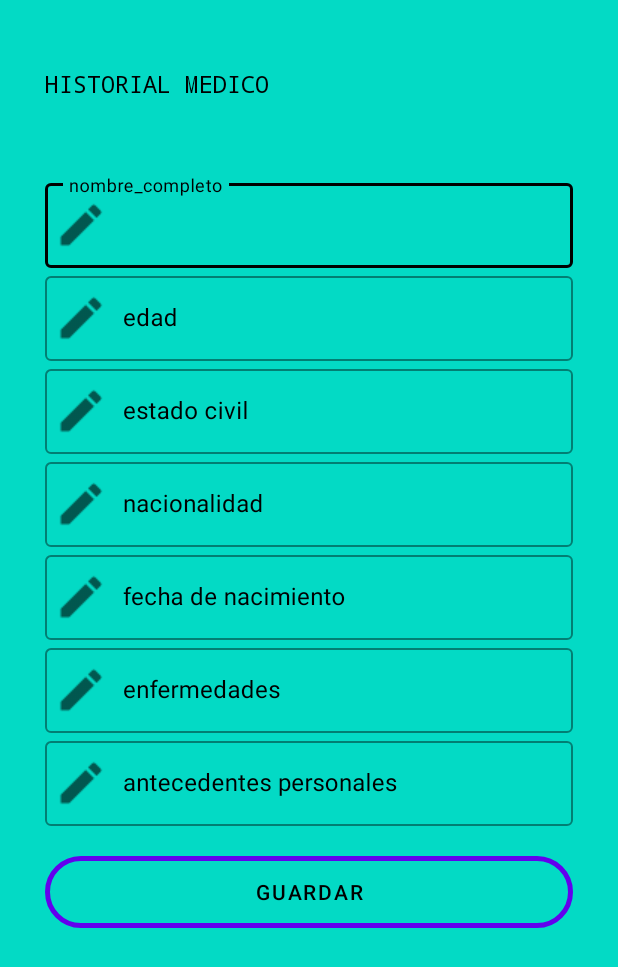
After one commit to Alfonso-SM/Arq.-y-Dise-o-de-Software-2024, an Android app: the RecordHistory screen opened directly, with no data from a screen before it, on a phone screen of 412 x 824 dp. The commit adds this screen. Shown: the top 967 px of the screen. Run offline under Robolectric (Android 15) with nearby library versions, the phone set to English and light mode, and no system bars; our stand-ins replace Firebase (no records; nobody signed in at launch, a user with empty details on screens opened directly).

Commit message:
Initial save for user clinic records

```diff
--- a/app/src/main/AndroidManifest.xml
+++ b/app/src/main/AndroidManifest.xml
@@ -31,7 +31,7 @@
         <activity android:name=".SignUp.SignUp3" />
         <activity android:name=".SignUp.SignUp2" />
         <activity android:name=".SignUp.SignUp" />
-
+        <activity android:name=".RecordHistory" android:exported="false" />
     </application>
 
 </manifest>
--- a/app/src/main/java/com/equipo/Log_in.java
+++ b/app/src/main/java/com/equipo/Log_in.java
@@ -97,11 +97,11 @@ public class Log_in extends AppCompatActivity {
                         /////////////////////////////////// Tomar informacion del usuario desde Firebase
 
                         ///////////////////////////////////   Pasar al la siguiente pagina
-                        if (!new SessionManager(Log_in.this, SessionManager.SESSION_USERSESSION).checkLogin()) {
+                      //  if (!new SessionManager(Log_in.this, SessionManager.SESSION_USERSESSION).checkLogin()) {
                             SessionManager sessionManager = new SessionManager(Log_in.this, SessionManager.SESSION_USERSESSION);
                             sessionManager.createLoginSession(_NumeroDeCelular);
-                        }
-                        startActivity(new Intent(Log_in.this, MainActivity.class));
+                      //  }
+                        startActivity(new Intent(Log_in.this, RecordHistory.class));
                         finish();
                     } else {
                         Toast.makeText(Log_in.this, "Contraseña Incorrecta", Toast.LENGTH_SHORT).show();
--- /dev/null
+++ b/app/src/main/java/com/equipo/RecordHistory.java
@@ -0,0 +1,66 @@
+package com.equipo;
+
+import android.content.Intent;
+import android.os.Bundle;
+import android.view.View;
+import android.view.WindowManager;
+import android.widget.TextView;
+
+import androidx.appcompat.app.AppCompatActivity;
+
+import com.equipo.SignUp.UserHelperClass;
+import com.equipo.SignUp.VerifyOTP;
+import com.equipo.dto.ClinicHistory;
+import com.google.android.material.textfield.TextInputLayout;
+import com.google.firebase.database.DatabaseReference;
+import com.google.firebase.database.FirebaseDatabase;
+
+import java.util.HashMap;
+
+public class RecordHistory extends AppCompatActivity {
+
+    TextInputLayout fullname, age, civilStatus, nationality,dob,diseases,notes;
+
+    @Override
+    protected void onCreate(Bundle savedInstanceState) {
+        super.onCreate(savedInstanceState);
+        setContentView(R.layout.activity_main);
+        getWindow().setFlags(WindowManager.LayoutParams.FLAG_FULLSCREEN, WindowManager.LayoutParams.FLAG_FULLSCREEN);
+
+        fullname = findViewById(R.id.fullname);
+        age = findViewById(R.id.age);
+        civilStatus = findViewById(R.id.civil_status);
+        nationality = findViewById(R.id.nationality);
+        dob = findViewById(R.id.dob);
+        diseases = findViewById(R.id.diseases);
+        notes = findViewById(R.id.notes);
+    }
+    public void saveMedicalRecord(View view) {
+        SessionManager sessionManager = new SessionManager(this, SessionManager.SESSION_USERSESSION);
+        HashMap<String, String> userDetails = sessionManager.getUsersDetailFromSession();
+        String phoneNo = userDetails.getOrDefault(SessionManager.KEY_PHONENO, "");
+
+        if(!phoneNo.isEmpty()) {
+            FirebaseDatabase rootNode = FirebaseDatabase.getInstance();
+            DatabaseReference reference = rootNode.getReference("Users");
+            ClinicHistory clinicHistory = new ClinicHistory();
+            clinicHistory.setFullname(getTextInputLayoutValue(fullname));
+            clinicHistory.setAge(Integer.parseInt(getTextInputLayoutValue(age)));
+            clinicHistory.setCivilStatus(getTextInputLayoutValue(civilStatus));
+            clinicHistory.setNationality(getTextInputLayoutValue(nationality));
+            clinicHistory.setDob(getTextInputLayoutValue(dob));
+            clinicHistory.setDob(getTextInputLayoutValue(diseases));
+            clinicHistory.setNotes(getTextInputLayoutValue(notes));
+            reference.child(phoneNo)
+                    .child("clinic_history")
+                    //.push()
+                    .setValue(clinicHistory);
+        }
+    }
+
+    private String getTextInputLayoutValue(TextInputLayout component) {
+
+        return component.getEditText().getText().toString().trim();
+    }
+
+}
--- a/app/src/main/res/layout/activity_main.xml
+++ b/app/src/main/res/layout/activity_main.xml
@@ -5,7 +5,7 @@
     android:layout_width="match_parent"
     android:layout_height="match_parent"
     android:background="?attr/colorSecondaryVariant"
-    tools:context=".SignUp.SignUp"
+    tools:context="RecordHistory"
     android:padding="30dp">
 
 
@@ -18,22 +18,22 @@
         android:id="@+id/Title_signup"
         android:layout_width="match_parent"
         android:layout_height="wrap_content"
-        android:layout_marginTop="20dp"
+        android:layout_marginTop="15dp"
         android:fontFamily="monospace"
-        android:text="HISTORICO"
+        android:text="Historial Medico"
         android:textAllCaps="true"
         android:textColor="?attr/colorOnSecondary"
-        android:textSize="40sp"
+        android:textSize="15sp"
         android:transitionName="transition_Text" />
 
     <LinearLayout
         android:layout_width="match_parent"
         android:layout_height="wrap_content"
         android:orientation="vertical"
-        android:layout_marginTop="80dp">
+        android:layout_marginTop="50dp">
 
       <com.google.android.material.textfield.TextInputLayout
-          android:id="@+id/signup_fullname"
+          android:id="@+id/fullname"
           android:layout_width="match_parent"
           android:layout_height="wrap_content"
           android:hint="nombre_completo"
@@ -50,109 +50,135 @@
             android:layout_width="match_parent"
             android:layout_height="match_parent"
             android:inputType="text"/>
+      </com.google.android.material.textfield.TextInputLayout>
 
-
-      </com.google.android.material.textfield.TextInputLayout>
+        <com.google.android.material.textfield.TextInputLayout
+            android:id="@+id/age"
+            android:layout_width="match_parent"
+            android:layout_height="wrap_content"
+            android:hint="edad"
+            style="@style/Widget.MaterialComponents.TextInputLayout.OutlinedBox"
+            app:hintTextColor="?attr/colorOnSecondary"
+            android:textColorHint="?attr/colorOnSecondary"
+            app:startIconTint="?attr/colorOnSecondary"
+            app:startIconDrawable="@drawable/aver"
+            app:endIconMode="clear_text"
+            app:boxStrokeWidthFocused="2dp"
+            app:boxStrokeColor="?attr/colorOnSecondary"
+            app:endIconTint="?attr/colorOnSecondary">
+          <com.google.android.material.textfield.TextInputEditText
+              android:layout_width="match_parent"
+              android:layout_height="match_parent"
+              android:inputType="text"/>
+        </com.google.android.material.textfield.TextInputLayout>
       <com.google.android.material.textfield.TextInputLayout
-          android:id="@+id/signup_username"
+          android:id="@+id/civil_status"
           android:layout_width="match_parent"
           android:layout_height="wrap_content"
-          android:hint="alergias"
+          android:hint="estado civil"
           style="@style/Widget.MaterialComponents.TextInputLayout.OutlinedBox"
           app:hintTextColor="?attr/colorOnSecondary"
           android:textColorHint="?attr/colorOnSecondary"
           app:startIconTint="?attr/colorOnSecondary"
-          app:startIconDrawable="@drawable/username"
+          app:startIconDrawable="@drawable/aver"
           app:endIconMode="clear_text"
-          app:endIconTint="?attr/colorOnSecondary"
           app:boxStrokeWidthFocused="2dp"
-          app:boxStrokeColor="?attr/colorOnSecondary">
-
+          app:boxStrokeColor="?attr/colorOnSecondary"
+          app:endIconTint="?attr/colorOnSecondary">
         <com.google.android.material.textfield.TextInputEditText
             android:layout_width="match_parent"
             android:layout_height="match_parent"
-            android:inputType="text" />
-
-
+            android:inputType="text"/>
       </com.google.android.material.textfield.TextInputLayout>
       <com.google.android.material.textfield.TextInputLayout
+          android:id="@+id/nationality"
           android:layout_width="match_parent"
           android:layout_height="wrap_content"
-          android:id="@+id/signup_email"
-          android:hint="email"
-          style="@style/Widget.MaterialComponents.TextInputLayout.OutlinedBox"
-          app:hintTextColor="?attr/colorOnSecondary"
-          android:textColorHint="?attr/colorOnSecondary"
-          app:startIconDrawable="@drawable/email"
-          app:startIconTint="?attr/colorOnSecondary"
-          app:endIconMode="clear_text"
-          app:endIconTint="?attr/colorOnSecondary"
-          app:boxStrokeWidthFocused="2dp"
-          app:boxStrokeColor="?attr/colorOnSecondary">
-        <com.google.android.material.textfield.TextInputEditText
-            android:layout_width="match_parent"
-            android:layout_height="match_parent"
-            android:inputType="textEmailAddress"/>
-
-
-      </com.google.android.material.textfield.TextInputLayout>
-      <com.google.android.material.textfield.TextInputLayout
-          android:layout_width="match_parent"
-          android:layout_height="wrap_content"
-          android:id="@+id/signup_password"
-          android:hint="contra"
-          style="@style/Widget.MaterialComponents.TextInputLayout.OutlinedBox"
-          app:hintTextColor="?attr/colorOnSecondary"
-          app:startIconTint="?attr/colorOnSecondary"
-          android:textColorHint="?attr/colorOnSecondary"
-          app:passwordToggleEnabled="true"
-          app:passwordToggleTint="?attr/colorOnSecondary"
-          app:endIconTint="?attr/colorOnSecondary"
-          app:startIconDrawable="@drawable/password"
-          app:boxStrokeWidthFocused="2dp"
-          app:boxStrokeColor="?attr/colorOnSecondary">
-        <com.google.android.material.textfield.TextInputEditText
-            android:layout_width="match_parent"
-            android:layout_height="match_parent"
-            android:inputType="textPassword"/>
-
-
-      </com.google.android.material.textfield.TextInputLayout>
-      <com.google.android.material.textfield.TextInputLayout
-          android:layout_width="match_parent"
-          android:layout_height="wrap_content"
-          android:id="@+id/signup_password2"
-          android:hint="Contra_conf"
+          android:hint="nacionalidad"
           style="@style/Widget.MaterialComponents.TextInputLayout.OutlinedBox"
           app:hintTextColor="?attr/colorOnSecondary"
           android:textColorHint="?attr/colorOnSecondary"
           app:startIconTint="?attr/colorOnSecondary"
-          app:passwordToggleEnabled="true"
-          app:passwordToggleTint="?attr/colorOnSecondary"
-          app:endIconTint="?attr/colorOnSecondary"
-          app:startIconDrawable="@drawable/password"
+          app:startIconDrawable="@drawable/aver"
+          app:endIconMode="clear_text"
           app:boxStrokeWidthFocused="2dp"
-          app:boxStrokeColor="?attr/colorOnSecondary">
+          app:boxStrokeColor="?attr/colorOnSecondary"
+          app:endIconTint="?attr/colorOnSecondary">
         <com.google.android.material.textfield.TextInputEditText
             android:layout_width="match_parent"
             android:layout_height="match_parent"
-            android:inputType="textPassword"/>
+            android:inputType="text"/>
       </com.google.android.material.textfield.TextInputLayout>
-
-
-
+      <com.google.android.material.textfield.TextInputLayout
+          android:id="@+id/dob"
+          android:layout_width="match_parent"
+          android:layout_height="wrap_content"
+          android:hint="fecha de nacimiento"
+          style="@style/Widget.MaterialComponents.TextInputLayout.OutlinedBox"
+          app:hintTextColor="?attr/colorOnSecondary"
+          android:textColorHint="?attr/colorOnSecondary"
+          app:startIconTint="?attr/colorOnSecondary"
+          app:startIconDrawable="@drawable/aver"
+          app:endIconMode="clear_text"
+          app:boxStrokeWidthFocused="2dp"
+          app:boxStrokeColor="?attr/colorOnSecondary"
+          app:endIconTint="?attr/colorOnSecondary">
+        <com.google.android.material.textfield.TextInputEditText
+            android:layout_width="match_parent"
+            android:layout_height="match_parent"
+            android:inputType="text"/>
+      </com.google.android.material.textfield.TextInputLayout>
+      <com.google.android.material.textfield.TextInputLayout
+          android:id="@+id/diseases"
+          android:layout_width="match_parent"
+          android:layout_height="wrap_content"
+          android:hint="enfermedades"
+          style="@style/Widget.MaterialComponents.TextInputLayout.OutlinedBox"
+          app:hintTextColor="?attr/colorOnSecondary"
+          android:textColorHint="?attr/colorOnSecondary"
+          app:startIconTint="?attr/colorOnSecondary"
+          app:startIconDrawable="@drawable/aver"
+          app:endIconMode="clear_text"
+          app:boxStrokeWidthFocused="2dp"
+          app:boxStrokeColor="?attr/colorOnSecondary"
+          app:endIconTint="?attr/colorOnSecondary">
+        <com.google.android.material.textfield.TextInputEditText
+            android:layout_width="match_parent"
+            android:layout_height="match_parent"
+            android:inputType="textMultiLine"/>
+      </com.google.android.material.textfield.TextInputLayout>
+      <com.google.android.material.textfield.TextInputLayout
+          android:id="@+id/notes"
+          android:layout_width="match_parent"
+          android:layout_height="wrap_content"
+          android:hint="antecedentes personales"
+          style="@style/Widget.MaterialComponents.TextInputLayout.OutlinedBox"
+          app:hintTextColor="?attr/colorOnSecondary"
+          android:textColorHint="?attr/colorOnSecondary"
+          app:startIconTint="?attr/colorOnSecondary"
+          app:startIconDrawable="@drawable/aver"
+          app:endIconMode="clear_text"
+          app:boxStrokeWidthFocused="2dp"
+          app:boxStrokeColor="?attr/colorOnSecondary"
+          app:endIconTint="?attr/colorOnSecondary">
+        <com.google.android.material.textfield.TextInputEditText
+            android:layout_width="match_parent"
+            android:layout_height="match_parent"
+            android:inputType="textMultiLine"/>
+      </com.google.android.material.textfield.TextInputLayout>
     </LinearLayout>
 
 
     <Button
-        android:id="@+id/signup_next_button"
+        android:id="@+id/save"
         android:layout_width="match_parent"
         android:layout_height="wrap_content"
         android:layout_marginTop="20dp"
         android:background="@drawable/curveo_botones"
         android:textColor="?attr/colorOnSecondary"
         android:elevation="5dp"
-        android:text="Editar"
+        android:text="Guardar"
+        android:onClick="saveMedicalRecord"
         android:transitionName="transition_Next"/>
 
 
```
Also changed, not shown: app/src/main/java/com/equipo/dto/ClinicHistory.java (added, +67 -0 lines).
